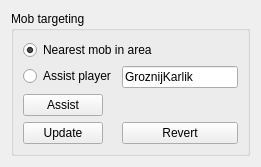
antonshtunder/l2botcontrol, file widgets/actionconfigurationwidget.ui: the form before one commit.
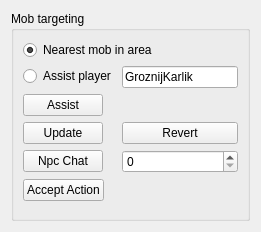
The form after the commit.

```diff
--- a/widgets/actionconfigurationwidget.ui
+++ b/widgets/actionconfigurationwidget.ui
@@ -7,7 +7,7 @@
     <x>0</x>
     <y>0</y>
     <width>261</width>
-    <height>152</height>
+    <height>232</height>
    </rect>
   </property>
   <property name="windowTitle">
@@ -65,6 +65,23 @@
         </property>
        </widget>
       </item>
+      <item row="4" column="0">
+       <widget class="QPushButton" name="btnNpcChat">
+        <property name="text">
+         <string>Npc Chat</string>
+        </property>
+       </widget>
+      </item>
+      <item row="4" column="1">
+       <widget class="QSpinBox" name="spNpcChatId"/>
+      </item>
+      <item row="5" column="0">
+       <widget class="QPushButton" name="btnAcceptAction">
+        <property name="text">
+         <string>Accept Action</string>
+        </property>
+       </widget>
+      </item>
      </layout>
     </widget>
    </item>
```
